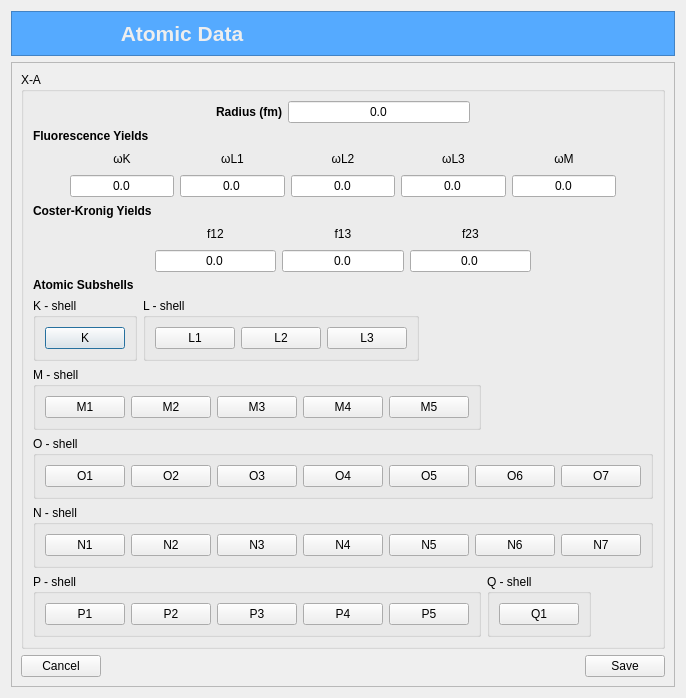
First picture: the form in UI/DEC/atomicdatadialog.ui, repository ziemastz/DES_v2, before the edit.
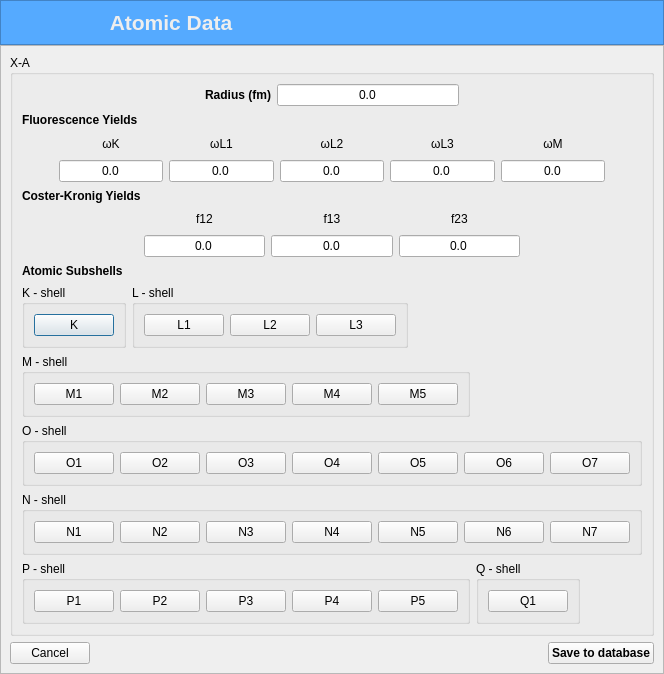
Second picture: the form after the edit. Icons and pictures are not drawn.

```diff
--- a/UI/DEC/atomicdatadialog.ui
+++ b/UI/DEC/atomicdatadialog.ui
@@ -6,14 +6,29 @@
    <rect>
     <x>0</x>
     <y>0</y>
-    <width>641</width>
-    <height>698</height>
+    <width>623</width>
+    <height>674</height>
    </rect>
   </property>
   <property name="windowTitle">
    <string>Dialog</string>
   </property>
   <layout class="QVBoxLayout" name="verticalLayout_3">
+   <property name="spacing">
+    <number>0</number>
+   </property>
+   <property name="leftMargin">
+    <number>0</number>
+   </property>
+   <property name="topMargin">
+    <number>0</number>
+   </property>
+   <property name="rightMargin">
+    <number>0</number>
+   </property>
+   <property name="bottomMargin">
+    <number>0</number>
+   </property>
    <item>
     <widget class="QFrame" name="frame_top">
      <property name="styleSheet">
@@ -775,8 +790,13 @@
         </item>
         <item>
          <widget class="QPushButton" name="save_pushButton">
+          <property name="font">
+           <font>
+            <bold>true</bold>
+           </font>
+          </property>
           <property name="text">
-           <string>Save</string>
+           <string>Save to database</string>
           </property>
           <property name="icon">
            <iconset resource="resources.qrc">
```
Left out of the diff: 4 changed lines with no effect on the pictures.
